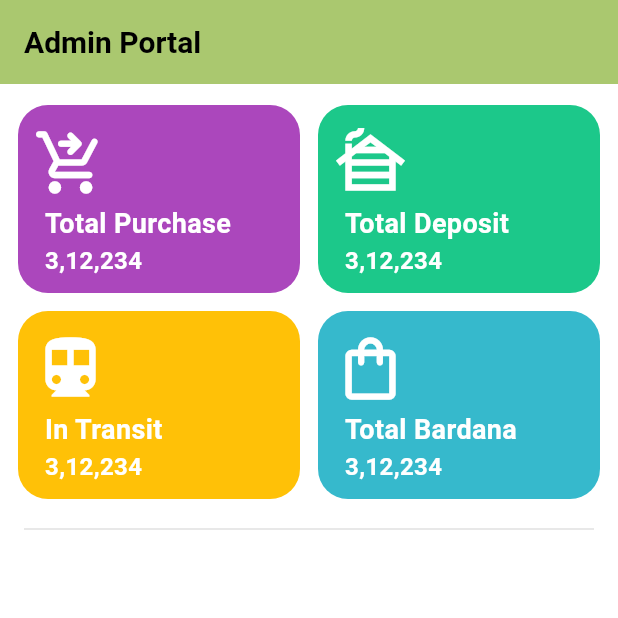
After one commit to Kuldeepsinghhada/rajfed_qr, a Flutter app: the DataScreen screen opened directly, on a phone screen of 412 x 824 dp, the top half of it. The commit adds this screen. Run offline on Flutter 3.47's test engine with Material 3 defaults, Android fonts, the phone set to English and light mode, and no system bars; our stand-ins replace device_info_plus, dio, fluttertoast, geolocator, package_info_plus, permission_handler and 1 more; missing offline and left inert: ai_barcode_scanner; accounts and stored records are empty.

Commit message:
ui update

```diff
--- /dev/null
+++ b/lib/Screens/Operator/DataScreen/data_screen.dart
@@ -0,0 +1,35 @@
+import 'package:flutter/material.dart';
+import 'package:rajfed_qr/Screens/Operator/DataScreen/views/data_gridview.dart';
+
+class DataScreen extends StatefulWidget {
+  const DataScreen({super.key});
+
+  @override
+  State<DataScreen> createState() => _DataScreenState();
+}
+
+class _DataScreenState extends State<DataScreen> {
+  @override
+  Widget build(BuildContext context) {
+    return Scaffold(
+      appBar: AppBar(
+        title: Text(
+          "Admin Portal",
+          style: TextStyle(fontWeight: FontWeight.w600),
+        ),
+      ),
+      body: Column(
+        children: [
+          SizedBox(
+            height: 2,
+          ),
+          DataGridView(),
+          Padding(
+            padding: const EdgeInsets.symmetric(horizontal: 16.0),
+            child: Divider(color: Colors.grey.shade300),
+          )
+        ],
+      ),
+    );
+  }
+}
--- /dev/null
+++ b/lib/Screens/Operator/DataScreen/views/data_gridview.dart
@@ -0,0 +1,87 @@
+import 'package:flutter/material.dart';
+
+class DataGridView extends StatelessWidget {
+  final List<Map<String, dynamic>> items = [
+    {
+      "title": "Total Purchase",
+      "image": Icons.shopping_cart_checkout_rounded,
+      'color': Color(0xFFAB47BC)
+    },
+    {
+      "title": "Total Deposit",
+      "image": Icons.cabin,
+      'color': Color(0xFF1CC88A)
+    },
+    {
+      "title": "In Transit",
+      "image": Icons.directions_transit,
+      'color': Color(0xFFFFC107)
+    },
+    {
+      "title": "Total Bardana",
+      "image": Icons.shopping_bag_outlined,
+      'color': Color(0xFF36B9CC)
+    },
+  ];
+
+  DataGridView({super.key});
+
+  @override
+  Widget build(BuildContext context) {
+    // Determine screen width to set column count
+    final width = MediaQuery.of(context).size.width;
+    final crossAxisCount = width < 600 ? 2 : 4;
+
+    return GridView.builder(
+      padding: EdgeInsets.all(12),
+      itemCount: items.length,
+      shrinkWrap: true,
+      physics: NeverScrollableScrollPhysics(),
+      gridDelegate: SliverGridDelegateWithFixedCrossAxisCount(
+          crossAxisCount: crossAxisCount,
+          crossAxisSpacing: 12.0,
+          mainAxisSpacing: 12.0,
+          childAspectRatio: 1.5),
+      //scrollDirection: Axis.horizontal,
+      itemBuilder: (context, index) {
+        return Container(
+          padding: EdgeInsets.all(10),
+          decoration: BoxDecoration(
+              color: items[index]['color'],
+              borderRadius: BorderRadius.circular(20)),
+          child: Column(
+            crossAxisAlignment: CrossAxisAlignment.start,
+            children: [
+              Expanded(
+                child:
+                    Icon(items[index]["image"]!, size: 50, color: Colors.white),
+              ),
+              Padding(
+                padding: const EdgeInsets.symmetric(horizontal: 8.0),
+                child: Text(
+                  items[index]["title"]!,
+                  textAlign: TextAlign.center,
+                  style: TextStyle(
+                      fontWeight: FontWeight.bold,
+                      color: Colors.white,
+                      fontSize: 18),
+                ),
+              ),
+              Padding(
+                padding: const EdgeInsets.symmetric(horizontal: 8.0),
+                child: Text(
+                  "3,12,234",
+                  textAlign: TextAlign.center,
+                  style: TextStyle(
+                      fontWeight: FontWeight.bold,
+                      color: Colors.white,
+                      fontSize: 16),
+                ),
+              )
+            ],
+          ),
+        );
+      },
+    );
+  }
+}
--- a/lib/main.dart
+++ b/lib/main.dart
@@ -1,6 +1,7 @@
 import 'package:flutter/material.dart';
 import 'package:rajfed_qr/APIService/shared_preference_helper.dart';
 import 'package:rajfed_qr/Screens/Incharge/incharge_home/incharge_home.dart';
+import 'package:rajfed_qr/Screens/Operator/OperatorDashboard/operator_dashboard.dart';
 import 'package:rajfed_qr/Screens/Warehouse/warehouse_home.dart';
 import 'Screens/Operator/Home/HomeScreen.dart';
 import 'Screens/login/login_screen.dart';
@@ -15,7 +16,7 @@ void main() async {
   var userType = await SharedPreferenceHelper.instance.getUserType();
   print("Token: $token");
   if(userType == 10){
-    initialRoute = MyHomePage();
+    initialRoute = OperatorDashboard();
   }else if(userType == 2){
     initialRoute = InchargeHome();
   }else if(userType == 13){
--- a/pubspec.yaml
+++ b/pubspec.yaml
@@ -70,6 +70,7 @@ flutter:
 
   assets:
      - images/satya.png
+     - images/profile.png
 
   # An image asset can refer to one or more resolution-specific "variants", see
   # https://flutter.dev/to/resolution-aware-images
```
Also changed, not shown: lib/APIService/api_service.dart (+10 -10 lines), lib/Screens/Operator/OperatorDashboard/operator_dashboard.dart (added, +49 -0 lines), lib/Screens/Operator/Profile/profile_screen.dart (added, +211 -0 lines), images/profile.png (added), 3 other files.
